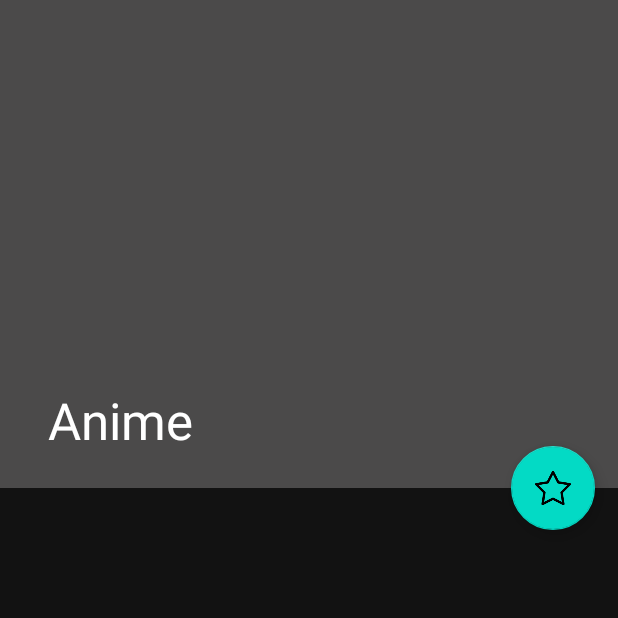
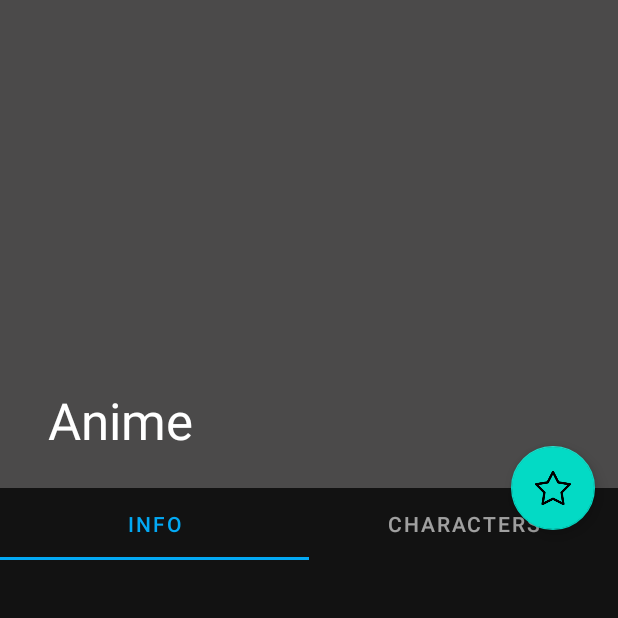
Before and after one commit to Fangzsx/animu-db, an Android app: the AnimeActivity screen opened directly, with no data from a screen before it, on a phone screen of 412 x 824 dp, the top half of it. Run offline under Robolectric (Android 15) with nearby library versions, the phone set to English and light mode, and no system bars; our stand-ins replace sdp/ssp sizes; network calls fail.

Commit message:
add tabs

```diff
--- a/app/src/main/res/layout/activity_anime.xml
+++ b/app/src/main/res/layout/activity_anime.xml
@@ -39,10 +39,34 @@
         app:layout_anchorGravity="bottom|end"
         android:layout_marginEnd="@dimen/_12sdp"/>
 
+
+
     <androidx.core.widget.NestedScrollView
         android:layout_width="match_parent"
         android:layout_height="match_parent"
         app:layout_behavior="com.google.android.material.appbar.AppBarLayout$ScrollingViewBehavior">
+        <androidx.constraintlayout.widget.ConstraintLayout
+            android:layout_width="match_parent"
+            android:layout_height="match_parent">
+            <com.google.android.material.tabs.TabLayout
+                android:id="@+id/tl_info_chars"
+                android:layout_width="match_parent"
+                android:layout_height="wrap_content"
+                app:layout_constraintTop_toTopOf="parent"
+                app:layout_constraintStart_toStartOf="parent"
+                app:layout_constraintEnd_toEndOf="parent">
+                <com.google.android.material.tabs.TabItem
+                    android:layout_width="wrap_content"
+                    android:layout_height="wrap_content"
+                    android:text="Info"/>
+                <com.google.android.material.tabs.TabItem
+                    android:layout_width="wrap_content"
+                    android:layout_height="wrap_content"
+                    android:text="Characters"/>
+            </com.google.android.material.tabs.TabLayout>
+
+        </androidx.constraintlayout.widget.ConstraintLayout>
+
 
 
 
```
